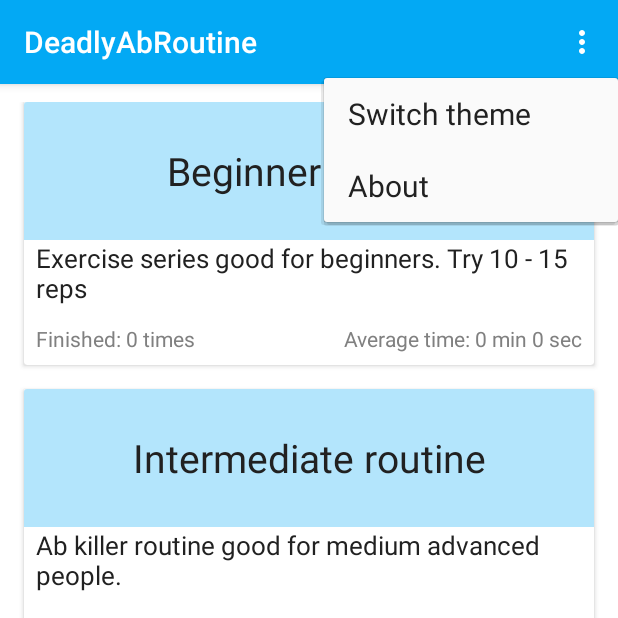
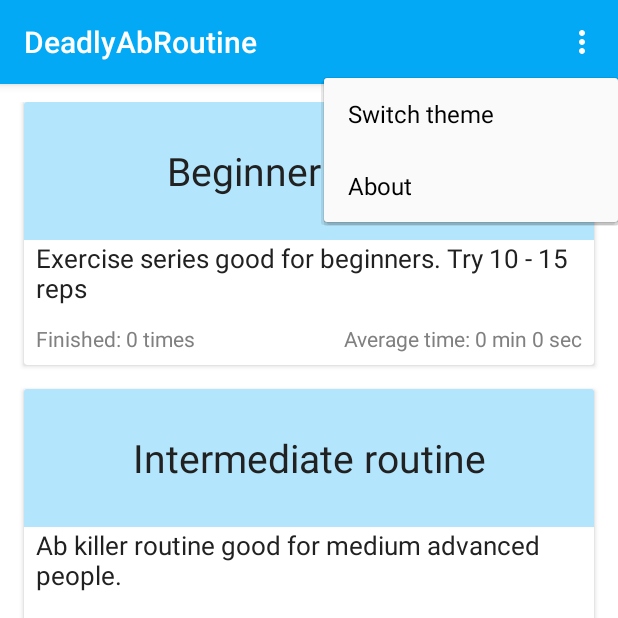
Before and after one commit to lsrom/DeadlyAbRoutines, an Android app: the screen it shows after launch (MainActivity), after a tap on an icon or button, on a phone screen of 412 x 824 dp, the top half of it. Run offline under Robolectric (Android 15) with nearby library versions, the phone set to English and light mode, and no system bars.

Commit message:
Fix popup menu text color

```diff
--- a/app/src/main/res/values/styles.xml
+++ b/app/src/main/res/values/styles.xml
@@ -10,6 +10,7 @@
         <item name="android:textColorPrimary">@color/colorPrimaryText</item>
         <item name="android:textColorSecondary">@color/colorSecondaryText</item>
         <item name="android:windowBackground">@color/colorWhite</item>
+        <item name="android:itemTextAppearance">@style/PopupMenu</item>
 
         <item name="android:textSize">@dimen/general.text_size.content</item>
     </style>
@@ -24,10 +25,15 @@
         <item name="android:textColorPrimary">@color/colorWhite</item>
         <item name="android:textColorSecondary">@color/colorLightGray</item>
         <item name="android:windowBackground">@color/colorBlack</item>
-        <item name="android:textAppearanceSmallPopupMenu">@color/colorBlack</item>
-        <item name="android:textAppearanceLargePopupMenu">@color/colorBlack</item>
+        <item name="android:itemTextAppearance">@style/PopupMenu</item>
 
         <item name="android:textSize">@dimen/general.text_size.content</item>
     </style>
 
+    <style name="PopupMenu" parent="@style/TextAppearance.AppCompat.Light.Widget.PopupMenu.Small">
+        <item name="android:textColor">@color/colorBlack</item>
+        <item name="android:textColorPrimary">@color/colorBlack</item>
+        <item name="android:textColorSecondary">@color/colorBlack</item>
+    </style>
+
 </resources>
```
